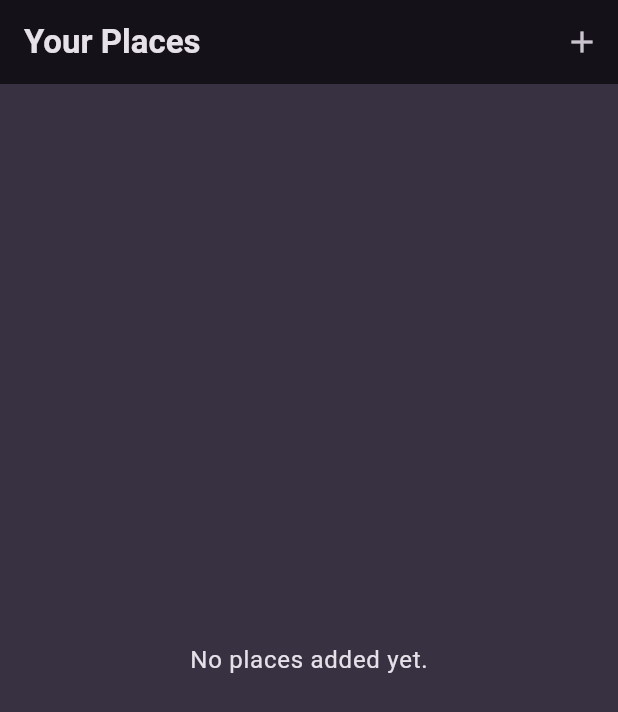
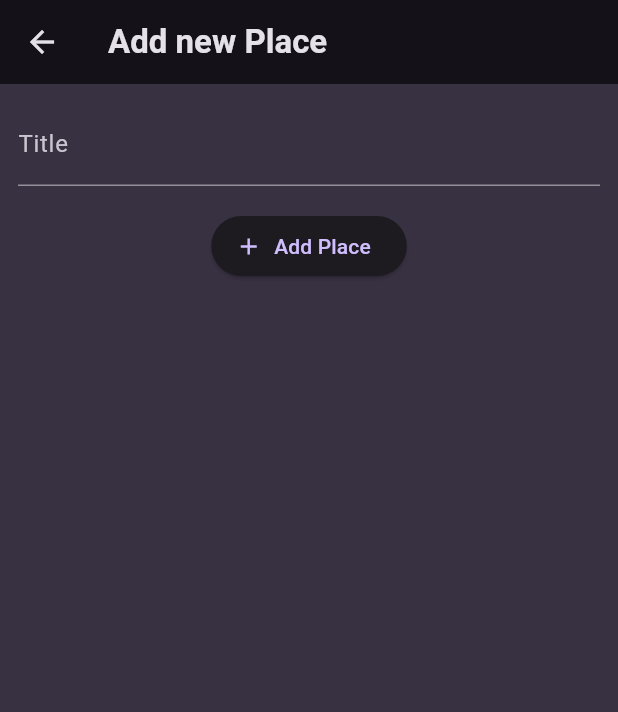
Before and after one commit to cassiano-sena/Favorite_Places_App_Flutter, a Flutter app: the screen it shows after launch, after a tap on the "add" icon, on a phone screen of 412 x 824 dp. Shown: the top 712 px of the screen. Run offline on Flutter 3.47's test engine with Material 3 defaults, Android fonts, the phone set to English and light mode, and no system bars; our stand-ins replace flutter_riverpod, google_fonts.

Commit message:
02-01-24 16:28

```diff
--- a/lib/main.dart
+++ b/lib/main.dart
@@ -1,7 +1,7 @@
+import 'package:flutter/material.dart';
+import 'package:flutter_riverpod/flutter_riverpod.dart';
+import 'package:google_fonts/google_fonts.dart';
 import 'package:favorite_places_app/screens/places.dart';
-import 'package:flutter/material.dart';
-
-import 'package:google_fonts/google_fonts.dart';
 
 final colorScheme = ColorScheme.fromSeed(
   brightness: Brightness.dark,
@@ -28,7 +28,7 @@ final theme = ThemeData().copyWith(
 
 void main() {
   runApp(
-    const MyApp(),
+    const ProviderScope(child: MyApp()),
   );
 }
 
@@ -40,7 +40,6 @@ class MyApp extends StatelessWidget {
     return MaterialApp(
       title: 'Great Places',
       theme: theme,
-      // home: ...,
       home: const PlacesScreen(),
     );
   }
--- /dev/null
+++ b/lib/providers/user_places.dart
@@ -0,0 +1,14 @@
+import 'package:favorite_places_app/models/place.dart';
+import 'package:flutter_riverpod/flutter_riverpod.dart';
+
+class UserPlacesNotifier extends StateNotifier<List<Place>> {
+  UserPlacesNotifier() : super(const []);
+  void addPlace(String title) {
+    final newPlace = Place(title: title);
+    state = [newPlace, ...state];
+  }
+}
+
+final userPlacesProvider = StateNotifierProvider(
+  (ref) => UserPlacesNotifier(),
+);
--- a/lib/screens/add_place.dart
+++ b/lib/screens/add_place.dart
@@ -0,0 +1,42 @@
+import 'package:flutter/material.dart';
+
+class AddPlaceScreen extends StatefulWidget {
+  const AddPlaceScreen({super.key});
+
+  @override
+  State<StatefulWidget> createState() {
+    return _AddPlaceScreenState();
+  }
+}
+
+class _AddPlaceScreenState extends State<AddPlaceScreen> {
+  final _titleController = TextEditingController();
+  @override
+  Widget build(BuildContext context) {
+    return Scaffold(
+      appBar: AppBar(
+        title: const Text('Add new Place'),
+      ),
+      body: SingleChildScrollView(
+        padding: const EdgeInsets.all(12),
+        child: Column(
+          children: [
+            TextField(
+              decoration: const InputDecoration(labelText: 'Title'),
+              controller: _titleController,
+              style: TextStyle(
+                color: Theme.of(context).colorScheme.onBackground,
+              ),
+            ),
+            const SizedBox(height: 16),
+            ElevatedButton.icon(
+              onPressed: () {},
+              icon: const Icon(Icons.add),
+              label: const Text('Add Place'),
+            )
+          ],
+        ),
+      ),
+    );
+  }
+}
--- a/lib/screens/places.dart
+++ b/lib/screens/places.dart
@@ -1,3 +1,4 @@
+import 'package:favorite_places_app/screens/add_place.dart';
 import 'package:favorite_places_app/widgets/places_list.dart';
 import 'package:flutter/material.dart';
 
@@ -11,7 +12,13 @@ class PlacesScreen extends StatelessWidget {
         actions: [
           IconButton(
             icon: const Icon(Icons.add),
-            onPressed: () {},
+            onPressed: () {
+              Navigator.of(context).push(
+                MaterialPageRoute(
+                  builder: (ctx) => const AddPlaceScreen(),
+                ),
+              );
+            },
           ),
         ],
       ),
--- a/pubspec.yaml
+++ b/pubspec.yaml
@@ -37,6 +37,7 @@ dependencies:
   cupertino_icons: ^1.0.2
   google_fonts: ^6.1.0
   uuid: ^4.2.2
+  flutter_riverpod: ^2.4.9
 
 dev_dependencies:
   flutter_test:
```
Also changed, not shown: pubspec.lock.
